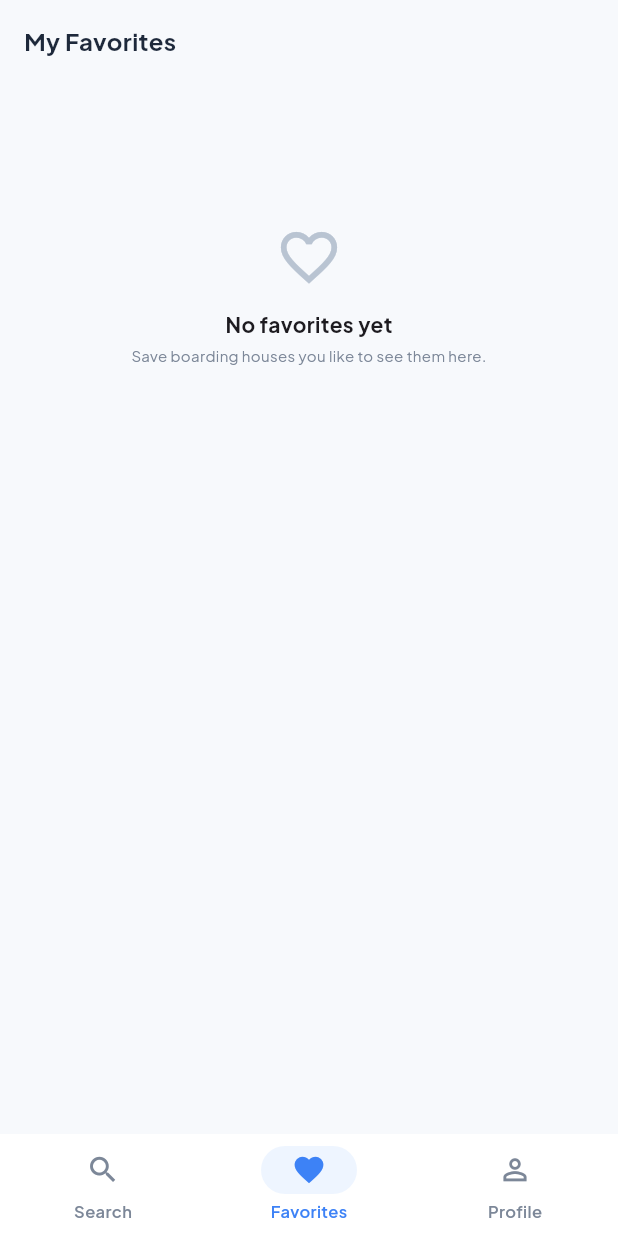
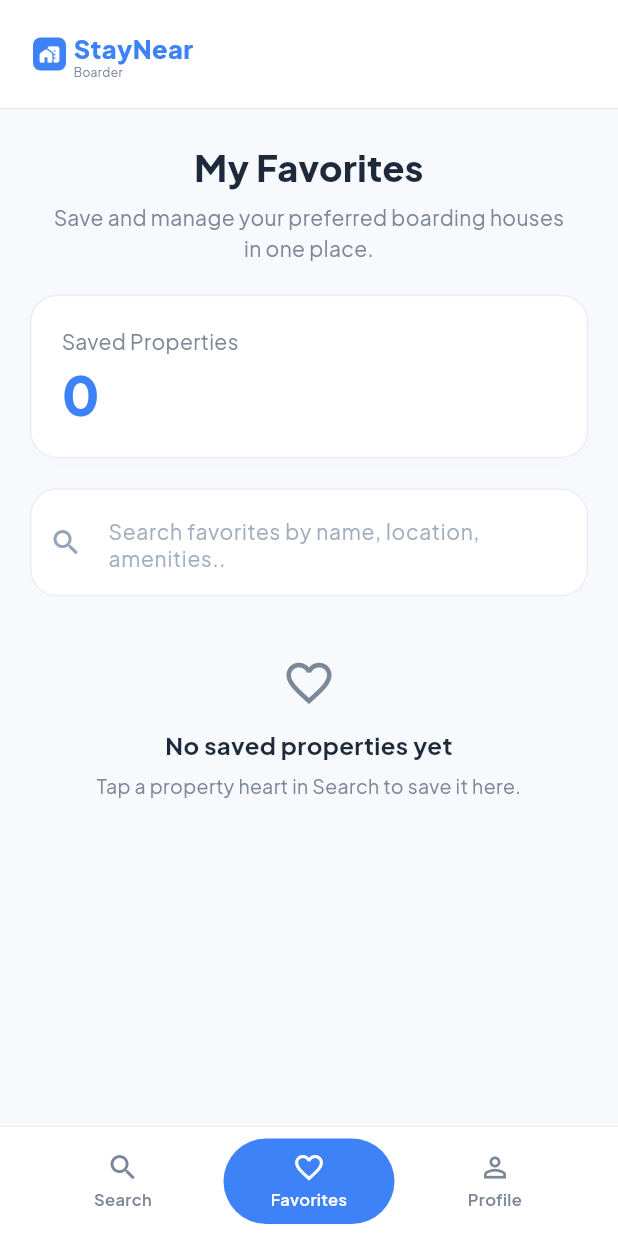
Before and after one commit to rulidaJ-netizen/STAYNEAR_APP, a Flutter app: the FavoritesPage widget shown alone on an empty page, opened directly with empty values, on a phone screen of 412 x 824 dp. Run offline on Flutter 3.47's test engine with Material 3 defaults, Android fonts, the phone set to English and light mode, and no system bars; our stand-ins replace google_fonts; accounts and stored records are empty.

Commit message:
CORRECTIONS IN BOARDER PAGES

```diff
--- a/lib/main.dart
+++ b/lib/main.dart
@@ -16,6 +16,7 @@ part 'screens/auth/auth_page.dart';
 part 'screens/landowner/landowner_pages.dart';
 part 'screens/landowner/room_wizard.dart';
 part 'screens/boarder/boarderDashboard.dart';
+part 'screens/boarder/favoriteList.dart';
 part 'screens/boarder/boarder_pages.dart';
 part 'screens/profile/profile_pages.dart';
 
--- a/lib/screens/boarder/boarderDashboard.dart
+++ b/lib/screens/boarder/boarderDashboard.dart
@@ -1,4 +1,3 @@
-// ignore_for_file: file_names
 part of '../../main.dart';
 
 class BoarderDashboard extends StatefulWidget {
@@ -56,7 +55,6 @@ class _BoarderDashboardState extends State<BoarderDashboard> {
         'Laundry Area',
         'Water Included',
         'Electricity Included',
-        'Furnished',
         ...allProperties.expand((listing) => listing.amenities),
       ]) {
         if (label.trim().isNotEmpty) {
--- a/lib/screens/boarder/boarder_pages.dart
+++ b/lib/screens/boarder/boarder_pages.dart
@@ -1,6 +1,6 @@
 part of '../../main.dart';
 
-/// Reused by Search and Favorites; favorite state belongs to ListingStore.
+/// Listing summary card; favorite state belongs to ListingStore.
 class BoarderListingCard extends StatelessWidget {
   const BoarderListingCard({
     required this.listing,
@@ -191,64 +191,6 @@ class BoarderListingRating extends StatelessWidget {
         style: const TextStyle(fontSize: 11, color: muted),
       ),
     ],
-  );
-}
-
-class FavoritesPage extends StatelessWidget {
-  const FavoritesPage({
-    required this.store,
-    required this.onListing,
-    required this.onHome,
-    required this.onProfile,
-    super.key,
-  });
-  final ListingStore store;
-  final ValueChanged<Listing> onListing;
-  final VoidCallback onHome, onProfile;
-
-  @override
-  Widget build(BuildContext context) => ListenableBuilder(
-    listenable: store,
-    builder: (context, child) {
-      final favorites = store.favorites;
-      return Column(
-        children: [
-          const TopBar(title: 'My Favorites', action: SizedBox.shrink()),
-          Expanded(
-            child: favorites.isEmpty
-                ? const SingleChildScrollView(
-                    child: EmptyState(
-                      icon: Icons.favorite_border,
-                      title: 'No favorites yet',
-                      text: 'Save boarding houses you like to see them here.',
-                    ),
-                  )
-                : ListView.separated(
-                    padding: const EdgeInsets.fromLTRB(16, 2, 16, 24),
-                    itemCount: favorites.length,
-                    separatorBuilder: (context, index) =>
-                        const SizedBox(height: 16),
-                    itemBuilder: (context, index) {
-                      final listing = favorites[index];
-                      return BoarderListingCard(
-                        key: ValueKey(listing.id),
-                        listing: listing,
-                        favorite: true,
-                        onFavorite: () => store.toggleFavorite(listing.id),
-                        onTap: () => onListing(listing),
-                      );
-                    },
-                  ),
-          ),
-          BottomNav(
-            index: 1,
-            onHome: onHome,
-            onFavorites: () {},
-            onProfile: onProfile,
-          ),
-        ],
-      );
-    },
   );
 }
 
--- /dev/null
+++ b/lib/screens/boarder/favoriteList.dart
@@ -0,0 +1,562 @@
+part of '../../main.dart';
+
+class FavoritesPage extends StatefulWidget {
+  const FavoritesPage({
+    required this.store,
+    required this.onListing,
+    required this.onHome,
+    required this.onProfile,
+    super.key,
+  });
+
+  final ListingStore store;
+  final ValueChanged<Listing> onListing;
+  final VoidCallback onHome, onProfile;
+
+  @override
+  State<FavoritesPage> createState() => _FavoritesPageState();
+}
+
+class _FavoritesPageState extends State<FavoritesPage> {
+  final _searchController = TextEditingController();
+
+  @override
+  void dispose() {
+    _searchController.dispose();
+    super.dispose();
+  }
+
+  @override
+  Widget build(BuildContext context) => Column(
+    children: [
+      Container(
+        width: double.infinity,
+        padding: const EdgeInsets.symmetric(horizontal: 22, vertical: 20),
+        decoration: const BoxDecoration(
+          color: Colors.white,
+          border: Border(bottom: BorderSide(color: line, width: .5)),
+        ),
+        child: const AppLogo(showRole: true, roleLabel: 'Boarder'),
+      ),
+      Expanded(
+        child: ListenableBuilder(
+          listenable: widget.store,
+          builder: (context, child) {
+            final favoriteProperties = widget.store.favorites;
+            final filteredFavorites = favoriteProperties
+                .where(
+                  (listing) =>
+                      listing.matches(_searchController.text, const {}),
+                )
+                .toList();
+
+            return CustomScrollView(
+              key: const PageStorageKey('favorites-scroll'),
+              keyboardDismissBehavior: ScrollViewKeyboardDismissBehavior.onDrag,
+              slivers: [
+                SliverPadding(
+                  padding: const EdgeInsets.fromLTRB(20, 24, 20, 20),
+                  sliver: SliverToBoxAdapter(
+                    child: Column(
+                      crossAxisAlignment: CrossAxisAlignment.stretch,
+                      children: [
+                        const Text(
+                          'My Favorites',
+                          textAlign: TextAlign.center,
+                          style: TextStyle(
+                            color: ink,
+                            fontSize: 24,
+                            fontWeight: FontWeight.w800,
+                            height: 1.25,
+                          ),
+                        ),
+                        const SizedBox(height: 8),
+                        const Text(
+                          'Save and manage your preferred boarding houses\nin one place.',
+                          textAlign: TextAlign.center,
+                          style: TextStyle(
+                            color: muted,
+                            fontSize: 14,
+                            height: 1.5,
+                          ),
+                        ),
+                        const SizedBox(height: 20),
+                        Container(
+                          padding: const EdgeInsets.all(20),
+                          decoration: BoxDecoration(
+                            color: Colors.white,
+                            borderRadius: BorderRadius.circular(18),
+                            border: Border.all(
+                              color: line.withValues(alpha: .6),
+                            ),
+                            boxShadow: const [
+                              BoxShadow(
+                                color: Color(0x030F172A),
+                                blurRadius: 4,
+                                offset: Offset(0, 2),
+                              ),
+                            ],
+                          ),
+                          child: Column(
+                            crossAxisAlignment: CrossAxisAlignment.start,
+                            children: [
+                              const Text(
+                                'Saved Properties',
+                                style: TextStyle(color: muted, fontSize: 14),
+                              ),
+                              const SizedBox(height: 4),
+                              Text(
+                                '${favoriteProperties.length}',
+                                key: const ValueKey('saved-properties-count'),
+                                semanticsLabel:
+                                    '${favoriteProperties.length} saved properties',
+                                style: const TextStyle(
+                                  color: blue,
+                                  fontSize: 36,
+                                  height: 1.2,
+                                  fontWeight: FontWeight.w800,
+                                ),
+                              ),
+                            ],
+                          ),
+                        ),
+                        const SizedBox(height: 20),
+                        TextField(
+                          key: const ValueKey('favorites-search'),
+                          controller: _searchController,
+                          onChanged: (_) => setState(() {}),
+                          onTapOutside: (_) => FocusScope.of(context).unfocus(),
+                          onSubmitted: (_) => FocusScope.of(context).unfocus(),
+                          textInputAction: TextInputAction.search,
+                          style: const TextStyle(fontSize: 14, color: ink),
+                          decoration: InputDecoration(
+                            hintText: 'Search favorites by name, location,\namenities..',
+                            hintMaxLines: 2,
+                            hintStyle: const TextStyle(
+                              fontSize: 14,
+                              height: 1.3,
+                              color: Color(0xFFA0AEC0),
+                            ),
+                            prefixIcon: const Icon(
+                              Icons.search,
+                              size: 22,
+                              color: Color(0xFF94A3B8),
+                            ),
+                            suffixIcon: _searchController.text.isEmpty
+                                ? null
+                                : IconButton(
+                                    tooltip: 'Clear search',
+                                    onPressed: () =>
+                                        setState(_searchController.clear),
+                                    icon: const Icon(
+                                      Icons.close,
+                                      size: 20,
+                                      color: muted,
+                                    ),
+                                  ),
+                            filled: true,
+                            fillColor: Colors.white,
+                            contentPadding: const EdgeInsets.symmetric(
+                              horizontal: 16,
+                              vertical: 18,
+                            ),
+                            border: OutlineInputBorder(
+                              borderRadius: BorderRadius.circular(18),
+                            ),
+                            enabledBorder: OutlineInputBorder(
+                              borderRadius: BorderRadius.circular(18),
+                              borderSide: BorderSide(
+                                color: line.withValues(alpha: .6),
+                              ),
+                            ),
+                            focusedBorder: OutlineInputBorder(
+                              borderRadius: BorderRadius.circular(18),
+                              borderSide: const BorderSide(color: blue),
+                            ),
+                          ),
+                        ),
+                      ],
+                    ),
+                  ),
+                ),
+                if (filteredFavorites.isEmpty)
+                  SliverPadding(
+                    padding: const EdgeInsets.fromLTRB(20, 20, 20, 32),
+                    sliver: SliverToBoxAdapter(
+                      child: _FavoritesEmptyState(
+                        hasFavorites: favoriteProperties.isNotEmpty,
+                      ),
+                    ),
+                  )
+                else
+                  SliverPadding(
+                    padding: const EdgeInsets.fromLTRB(20, 0, 20, 32),
+                    sliver: SliverList.builder(
+                      itemCount: filteredFavorites.length,
+                      itemBuilder: (context, index) {
+                        final listing = filteredFavorites[index];
+                        return Padding(
+                          key: ValueKey(listing.id),
+                          padding: EdgeInsets.only(
+                            bottom: index == filteredFavorites.length - 1
+                                ? 0
+                                : 20,
+                          ),
+                          child: _FavoritePropertyCard(
+                            listing: listing,
+                            onRemove: () =>
+                                widget.store.toggleFavorite(listing.id),
+                            onTap: () => widget.onListing(listing),
+                          ),
+                        );
+                      },
+                    ),
+                  ),
+              ],
+            );
+          },
+        ),
+      ),
+      _FavoritesBottomNavigation(
+        onHome: widget.onHome,
+        onProfile: widget.onProfile,
+      ),
+    ],
+  );
+}
+
+class _FavoritePropertyCard extends StatelessWidget {
+  const _FavoritePropertyCard({
+    required this.listing,
+    required this.onRemove,
+    required this.onTap,
+  });
+
+  final Listing listing;
+  final VoidCallback onRemove, onTap;
+
+  @override
+  Widget build(BuildContext context) {
+    final available = listing.available && listing.availableRooms > 0;
+    return Material(
+      color: Colors.white,
+      shape: RoundedRectangleBorder(
+        borderRadius: BorderRadius.circular(2),
+        side: BorderSide(color: line.withValues(alpha: .65)),
+      ),
+      clipBehavior: Clip.antiAlias,
+      child: InkWell(
+        key: ValueKey('property-${listing.id}'),
+        onTap: onTap,
+        child: Column(
+          crossAxisAlignment: CrossAxisAlignment.start,
+          children: [
+            Stack(
+              children: [
+                LayoutBuilder(
+                  builder: (context, constraints) => Photo(
+                    url: listing.image,
+                    height: constraints.maxWidth / 1.55,
+                    borderRadius: BorderRadius.zero,
+                  ),
+                ),
+                Positioned(
+                  left: 12,
+                  top: 12,
+                  child: IconButton(
+                    key: ValueKey('favorite-${listing.id}'),
+                    tooltip: 'Remove from Favorites',
+                    onPressed: onRemove,
+                    isSelected: true,
+                    style: IconButton.styleFrom(
+                      backgroundColor: Colors.white,
+                      foregroundColor: const Color(0xFFEF4444),
+                      minimumSize: const Size(40, 40),
+                    ),
+                    icon: const Icon(Icons.favorite, size: 22),
+                  ),
+                ),
+                Positioned(
+                  right: 12,
+                  top: 14,
+                  child: Container(
+                    padding: const EdgeInsets.symmetric(
+                      horizontal: 10,
+                      vertical: 6,
+                    ),
+                    decoration: BoxDecoration(
+                      color: available ? const Color(0xFF34C99A) : muted,
+                      borderRadius: BorderRadius.circular(20),
+                    ),
+                    child: Text(
+                      '${available ? listing.availableRooms : 0} Available',
+                      style: const TextStyle(
+                        color: Colors.white,
+                        fontSize: 11,
+                        fontWeight: FontWeight.w600,
+                      ),
+                    ),
+                  ),
+                ),
+              ],
+            ),
+            Padding(
+              padding: const EdgeInsets.all(20),
+              child: Column(
+                crossAxisAlignment: CrossAxisAlignment.start,
+                children: [
+                  Row(
+                    crossAxisAlignment: CrossAxisAlignment.start,
+                    children: [
+                      Expanded(
+                        child: Text(
+                          listing.title,
+                          style: const TextStyle(
+                            color: ink,
+                            fontSize: 18,
+                            fontWeight: FontWeight.w800,
+                          ),
+                        ),
+                      ),
+                      const SizedBox(width: 10),
+                      Flexible(
+                        child: Container(
+                          padding: const EdgeInsets.symmetric(
+                            horizontal: 11,
+                            vertical: 5,
+                          ),
+                          decoration: BoxDecoration(
+                            color: available
+                                ? const Color(0xFFCCFBF1)
+                                : const Color(0xFFF1F5F9),
+                            borderRadius: BorderRadius.circular(20),
+                          ),
+                          child: Text(
+                            available ? 'AVAILABLE' : 'UNAVAILABLE',
+                            key: ValueKey('favorite-status-${listing.id}'),
+                            style: TextStyle(
+                              color: available
+                                  ? const Color(0xFF168D83)
+                                  : muted,
+                              fontSize: 10,
+                              fontWeight: FontWeight.w700,
+                            ),
+                          ),
+                        ),
+                      ),
+                    ],
+                  ),
+                  const SizedBox(height: 6),
+                  BoarderListingRating(listing: listing),
+                  const SizedBox(height: 14),
+                  _FavoriteDetailLine(
+                    icon: Icons.location_on_outlined,
+                    text: listing.address.trim().isEmpty
+                        ? 'Location not provided'
+                        : listing.address,
+                  ),
+                  const SizedBox(height: 14),
+                  Text(
+                    listing.description.trim().isEmpty
+                        ? 'No description provided.'
+                        : listing.description,
+                    style: const TextStyle(
+                      fontSize: 14,
+                      height: 1.5,
+                      color: muted,
+                    ),
+                  ),
+                  const SizedBox(height: 14),
+                  _FavoriteDetailLine(
+                    icon: Icons.phone_outlined,
+                    text: listing.contact.trim().isEmpty
+                        ? 'Contact number not provided'
+                        : listing.contact,
+                  ),
+                  if (listing.amenities.isNotEmpty) ...[
+                    const SizedBox(height: 16),
+                    Wrap(
+                      spacing: 8,
+                      runSpacing: 8,
+                      children: listing.amenities
+                          .map(
+                            (amenity) => Container(
+                              padding: const EdgeInsets.symmetric(
+                                horizontal: 12,
+                                vertical: 5,
+                              ),
+                              decoration: BoxDecoration(
+                                color: paleBlue,
+                                borderRadius: BorderRadius.circular(16),
+                                border: Border.all(
+                                  color: line.withValues(alpha: .5),
+                                ),
+                              ),
+                              child: Text(
+                                amenity,
+                                style: const TextStyle(
+                                  color: blue,
+                                  fontSize: 11,
+                                  height: 1.2,
+                                ),
+                              ),
+                            ),
+                          )
+                          .toList(),
+                    ),
+                  ],
+                ],
+              ),
+            ),
+          ],
+        ),
+      ),
+    );
+  }
+}
+
+class _FavoriteDetailLine extends StatelessWidget {
+  const _FavoriteDetailLine({required this.icon, required this.text});
+  final IconData icon;
+  final String text;
+
+  @override
+  Widget build(BuildContext context) => Row(
+    crossAxisAlignment: CrossAxisAlignment.start,
+    children: [
+      Padding(
+        padding: const EdgeInsets.only(top: 2),
+        child: Icon(icon, color: muted, size: 16),
+      ),
+      const SizedBox(width: 7),
+      Expanded(
+        child: Text(
+          text,
+          style: const TextStyle(color: muted, fontSize: 14, height: 1.5),
+        ),
+      ),
+    ],
+  );
+}
+
+class _FavoritesEmptyState extends StatelessWidget {
+  const _FavoritesEmptyState({required this.hasFavorites});
+  final bool hasFavorites;
+
+  @override
+  Widget build(BuildContext context) => Column(
+    children: [
+      Icon(
+        hasFavorites ? Icons.search_off : Icons.favorite_border,
+        color: muted,
+        size: 36,
+      ),
+      const SizedBox(height: 12),
+      Text(
+        hasFavorites
+            ? 'No matching favorites found'
+            : 'No saved properties yet',
+        textAlign: TextAlign.center,
+        style: const TextStyle(
+          color: ink,
+          fontSize: 16,
+          fontWeight: FontWeight.w700,
+        ),
+      ),
+      const SizedBox(height: 6),
+      Text(
+        hasFavorites
+            ? 'Try another name, location, or amenity.'
+            : 'Tap a property heart in Search to save it here.',
+        textAlign: TextAlign.center,
+        style: const TextStyle(color: muted, fontSize: 13, height: 1.5),
+      ),
+    ],
+  );
+}
+
+class _FavoritesBottomNavigation extends StatelessWidget {
+  const _FavoritesBottomNavigation({
+    required this.onHome,
+    required this.onProfile,
+  });
+  final VoidCallback onHome, onProfile;
+
+  @override
+  Widget build(BuildContext context) => Container(
+    padding: const EdgeInsets.symmetric(horizontal: 20, vertical: 8),
+    decoration: const BoxDecoration(
+      color: Colors.white,
+      border: Border(top: BorderSide(color: line, width: .5)),
+    ),
+    child: Row(
+      children: [
+        _destination(
+          context,
+          icon: Icons.search,
+          label: 'Search',
+          onTap: onHome,
+        ),
+        _destination(
+          context,
+          icon: Icons.favorite_border,
+          label: 'Favorites',
+          onTap: () {},
+          selected: true,
+        ),
+        _destination(
+          context,
+          icon: Icons.person_outline,
+          label: 'Profile',
+          onTap: onProfile,
+        ),
+      ],
+    ),
+  );
+
+  Widget _destination(
+    BuildContext context, {
+    required IconData icon,
+    required String label,
+    required VoidCallback onTap,
+    bool selected = false,
+  }) => Expanded(
+    child: Padding(
+      padding: const EdgeInsets.symmetric(horizontal: 5),
+      child: Semantics(
+        selected: selected,
+        button: true,
+        child: Material(
+          color: selected ? blue : Colors.transparent,
+          shape: const StadiumBorder(),
+          clipBehavior: Clip.antiAlias,
+          child: InkWell(
+            onTap: () {
+              FocusScope.of(context).unfocus();
+              onTap();
+            },
+            child: Padding(
+              padding: const EdgeInsets.symmetric(vertical: 8, horizontal: 2),
+              child: Column(
+                mainAxisSize: MainAxisSize.min,
+                children: [
+                  Icon(icon, size: 22, color: selected ? Colors.white : muted),
+                  const SizedBox(height: 3),
+                  Text(
+                    label,
+                    textAlign: TextAlign.center,
+                    style: TextStyle(
+                      color: selected ? Colors.white : muted,
+                      fontSize: 11,
+                      fontWeight: FontWeight.w600,
+                    ),
+                  ),
+                ],
+              ),
+            ),
+          ),
+        ),
+      ),
+    ),
+  );
+}
```
Also changed, not shown: 2 other files.
